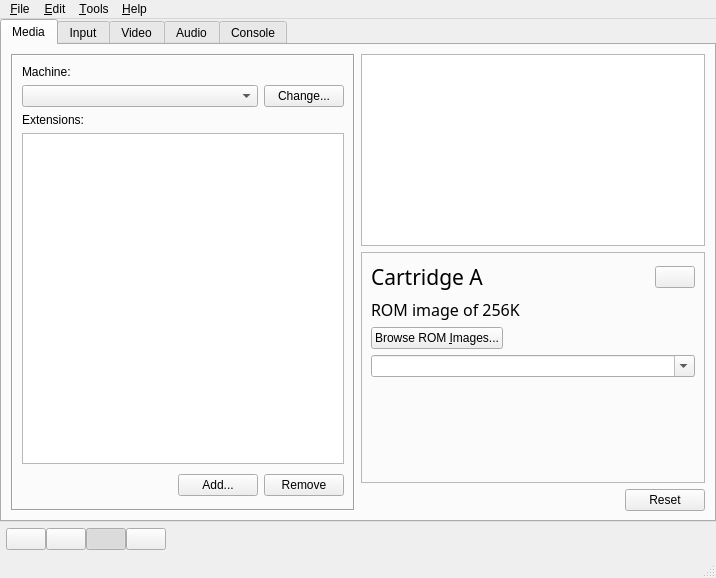
This is main.ui in openMSX/catapult as Qt 5 draws it before an edit. The edited form follows.
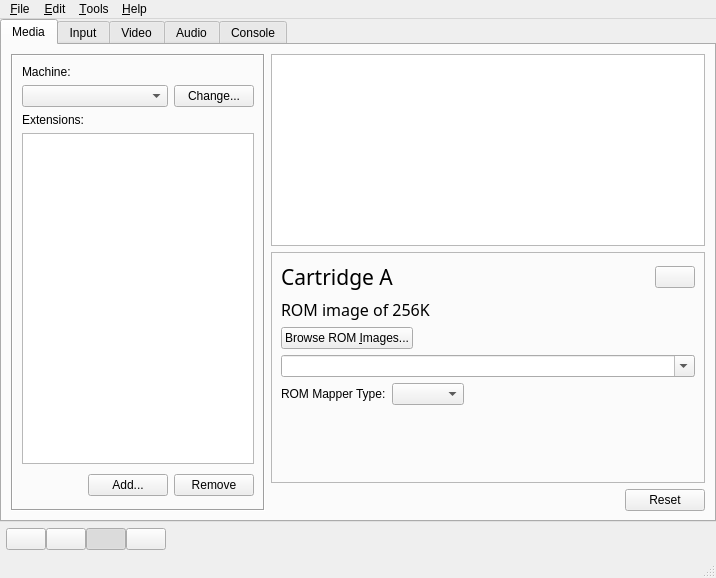
This is the edited form. The open tabs and pages were chosen to show the change. Icons and pictures are not drawn.

Commit message: Added mapper type selector

Patch:
```diff
--- a/main.ui
+++ b/main.ui
@@ -454,23 +454,8 @@
              </layout>
             </widget>
             <widget class="QWidget" name="cartPage" >
-             <layout class="QVBoxLayout" >
-              <property name="spacing" >
-               <number>6</number>
-              </property>
-              <property name="leftMargin" >
-               <number>9</number>
-              </property>
-              <property name="topMargin" >
-               <number>9</number>
-              </property>
-              <property name="rightMargin" >
-               <number>9</number>
-              </property>
-              <property name="bottomMargin" >
-               <number>9</number>
-              </property>
-              <item>
+             <layout class="QGridLayout" >
+              <item row="0" column="0" >
                <layout class="QHBoxLayout" >
                 <property name="spacing" >
                  <number>6</number>
@@ -520,6 +505,8 @@
                 </item>
                </layout>
               </item>
+              <item row="1" column="0" >
+               <layout class="QVBoxLayout" >
               <item>
                <widget class="QLabel" name="cartDescriptionLabel" >
                 <property name="font" >
@@ -602,6 +589,33 @@
                 </property>
                </widget>
               </item>
+                <item>
+                 <layout class="QHBoxLayout" >
+                  <item>
+                   <widget class="QLabel" name="label_3" >
+                    <property name="text" >
+                     <string>ROM Mapper Type:</string>
+                    </property>
+                   </widget>
+                  </item>
+                  <item>
+                   <widget class="QComboBox" name="mapperTypeCombo" />
+                  </item>
+                  <item>
+                   <spacer>
+                    <property name="orientation" >
+                     <enum>Qt::Horizontal</enum>
+                    </property>
+                    <property name="sizeHint" >
+                     <size>
+                      <width>40</width>
+                      <height>20</height>
+                     </size>
+                    </property>
+                   </spacer>
+                  </item>
+                 </layout>
+                </item>
               <item>
                <spacer>
                 <property name="orientation" >
@@ -609,11 +623,13 @@
                 </property>
                 <property name="sizeHint" >
                  <size>
-                  <width>20</width>
-                  <height>40</height>
+                    <width>414</width>
+                    <height>16</height>
                  </size>
                 </property>
                </spacer>
+                </item>
+               </layout>
               </item>
              </layout>
             </widget>
```
Left out of the diff: 2 changed lines with no effect on the pictures. Lines whose indentation alone changed are shown as unchanged. The commit also changes 3 other files.
